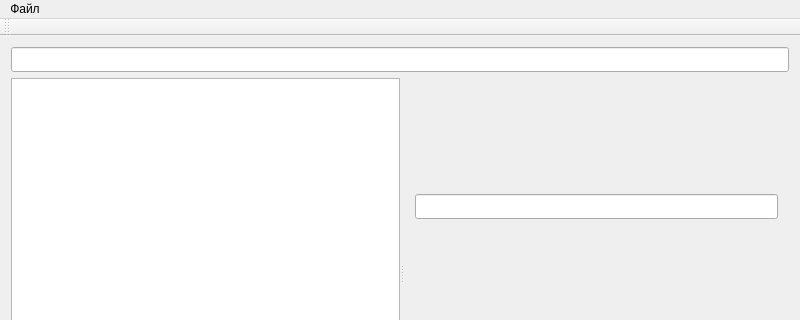
Qt form mainwindow.ui (eugeen3/FileManager) before a commit; both pictures show x 0 to 800 and y 0 to 320 of the 800 by 500 pixel window.
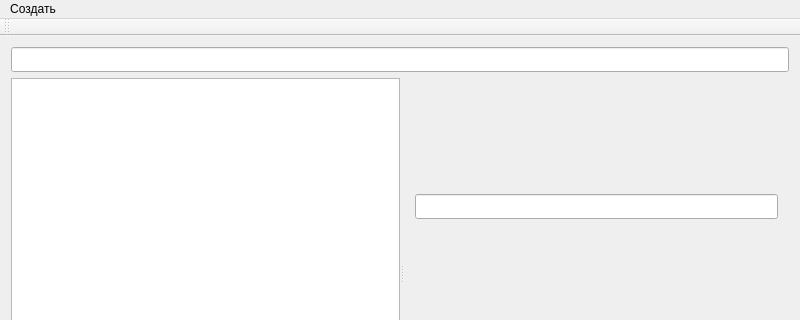
The same form after that commit.

Diff of the .ui file:
```diff
--- a/mainwindow.ui
+++ b/mainwindow.ui
@@ -188,7 +188,7 @@
    </property>
    <widget class="QMenu" name="createNew">
     <property name="title">
-     <string>Файл</string>
+     <string>Создать</string>
     </property>
     <addaction name="CreateFile"/>
    </widget>
```
Left out of the diff: 23 changed lines with no effect on the pictures.
